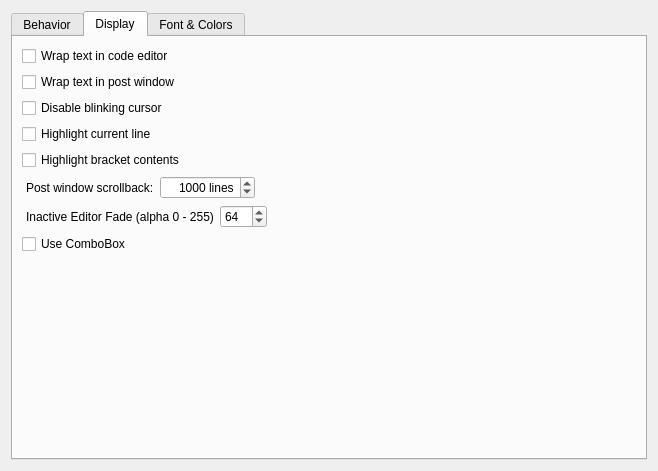
This is editors/sc-ide/forms/settings_editor.ui in supercollider/supercollider as Qt 5 draws it before an edit. The edited form follows.
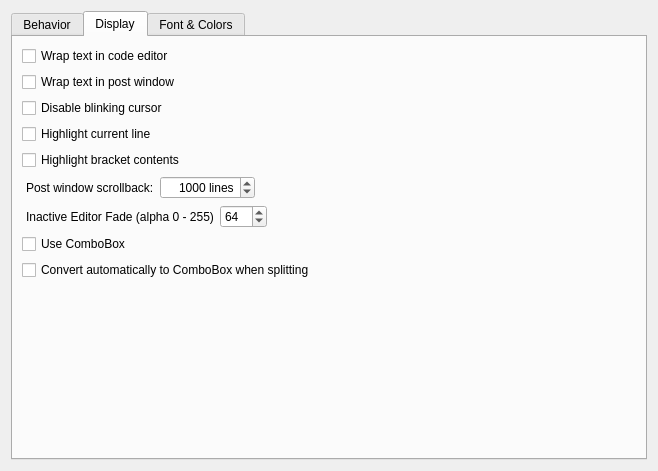
This is the edited form. Custom widgets are drawn as their Qt base class.

Commit message: add option to use dynamic combobox

```diff
--- a/editors/sc-ide/forms/settings_editor.ui
+++ b/editors/sc-ide/forms/settings_editor.ui
@@ -325,6 +325,13 @@
           </property>
          </widget>
         </item>
+        <item>
+         <widget class="QCheckBox" name="useComboBoxWhenSplitting">
+          <property name="text">
+           <string>Convert automatically to ComboBox when splitting</string>
+          </property>
+         </widget>
+        </item>
         <item>
          <spacer name="verticalSpacer_2">
           <property name="orientation">
```
The commit also changes 3 other files.
